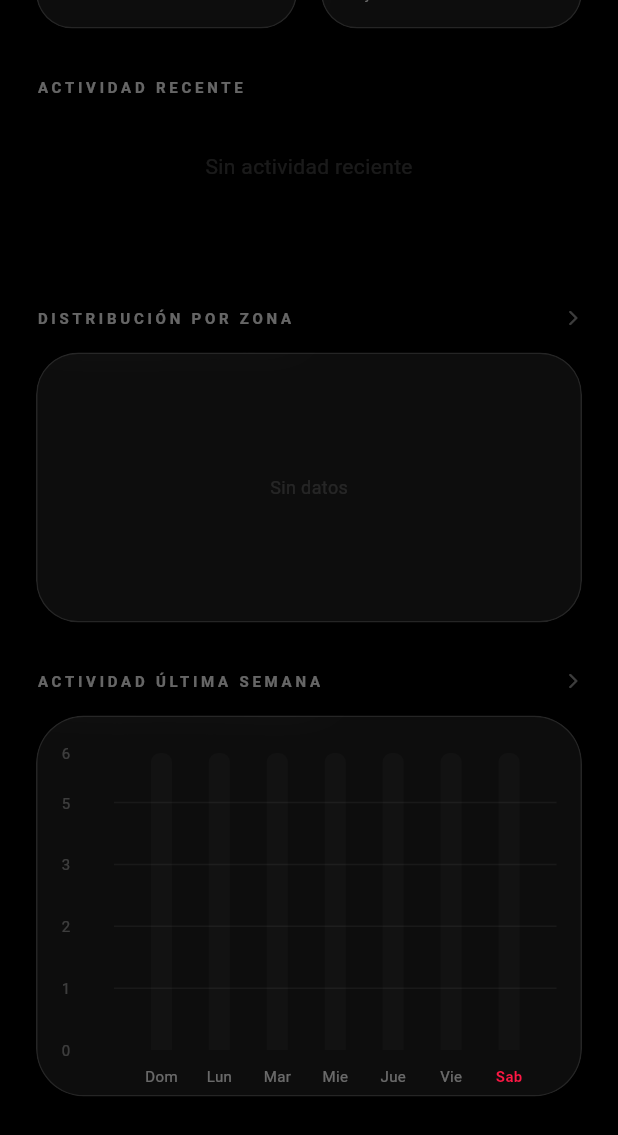
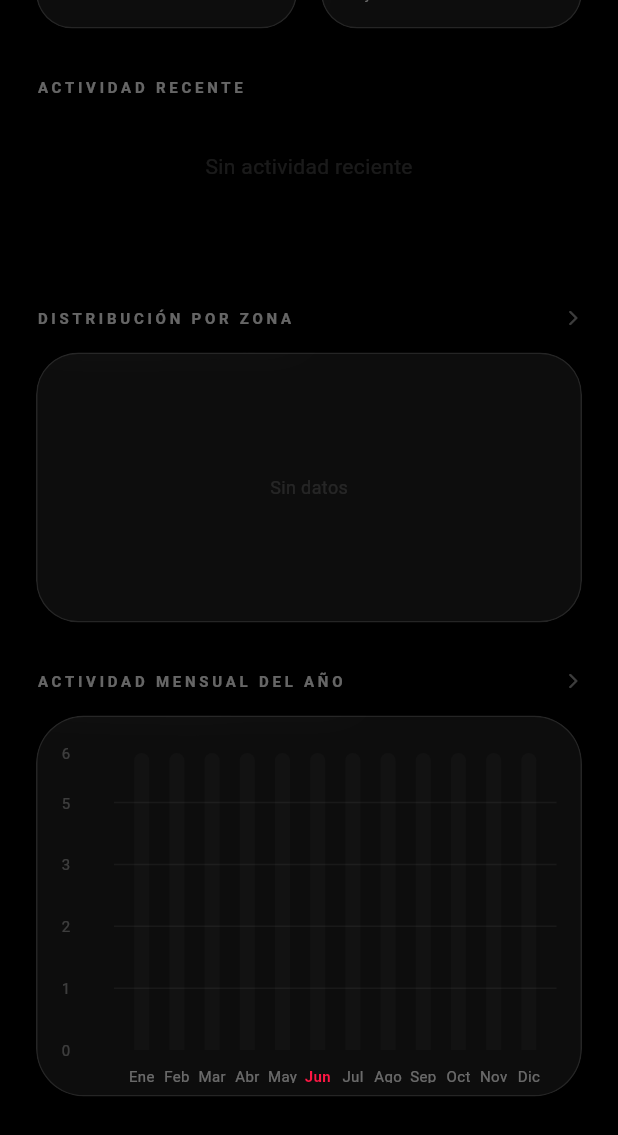
Before and after one commit to 2angeld1/MPOLOG, a Flutter app: the HomePage screen opened directly, scrolled down 404 dp, on a phone screen of 412 x 824 dp. Shown: the top 1135 px of the screen. Run offline on Flutter 3.47's test engine with Material 3 defaults, Android fonts, the phone set to English and light mode, and no system bars; drawn by our look-alikes of fl_chart; our stand-ins replace csv, file_picker, flutter_dotenv, flutter_slidable, google_maps_flutter, image_picker and 3 more; missing offline and left inert: dart:html, excel; accounts and stored records are empty; network calls fail.

Commit message:
feat: implement activity visualization dashboard with bar charts and detailed activity lists

```diff
--- a/mpolog_flutter/lib/ui/home_page.dart
+++ b/mpolog_flutter/lib/ui/home_page.dart
@@ -147,7 +147,7 @@ class _HomePageState extends State<HomePage> {
 
                     Column(
                       children: [
-                        const SectionHeader(title: 'ACTIVIDAD ÚLTIMA SEMANA', showArrow: true),
+                        const SectionHeader(title: 'ACTIVIDAD MENSUAL DEL AÑO', showArrow: true),
                         ActivityBarChart(
                           conteos: filteredConteos,
                           selectedType: _selectedType
--- a/mpolog_flutter/lib/widgets/charts/activity_bar_chart.dart
+++ b/mpolog_flutter/lib/widgets/charts/activity_bar_chart.dart
@@ -17,17 +17,13 @@ class ActivityBarChart extends StatelessWidget {
   @override
   Widget build(BuildContext context) {
     final now = DateTime.now();
-    final List<int> counts = List.filled(7, 0);
-    final List<String> weekdays = ['Lun', 'Mar', 'Mie', 'Jue', 'Vie', 'Sab', 'Dom'];
-    final List<String> currentWeekLabels = [];
+    final List<int> counts = List.filled(12, 0);
+    final List<String> monthLabels = ['Ene', 'Feb', 'Mar', 'Abr', 'May', 'Jun', 'Jul', 'Ago', 'Sep', 'Oct', 'Nov', 'Dic'];
 
-    for (var i = 0; i < 7; i++) {
-        final date = now.subtract(Duration(days: 6 - i));
-        currentWeekLabels.add(weekdays[date.weekday - 1]);
-
+    for (var i = 0; i < 12; i++) {
         counts[i] = conteos.where((c) {
             final d = c.fecha;
-            return d.day == date.day && d.month == date.month && d.year == date.year
+            return d.month == (i + 1) && d.year == now.year
                 && c.tipo.toLowerCase() == selectedType.toLowerCase();
         }).fold(0, (sum, c) => sum + c.cantidad);
     }
@@ -71,15 +67,15 @@ class ActivityBarChart extends StatelessWidget {
                 sideTitles: SideTitles(
                   showTitles: true,
                   getTitlesWidget: (value, meta) {
-                    if (value.toInt() >= 0 && value.toInt() < currentWeekLabels.length) {
+                    if (value.toInt() >= 0 && value.toInt() < 12) {
                       return Padding(
                         padding: const EdgeInsets.only(top: 10),
                         child: Text(
-                          currentWeekLabels[value.toInt()],
+                          monthLabels[value.toInt()],
                           style: TextStyle(
-                            color: value.toInt() == 6 ? AppColors.primary : Colors.white38,
+                            color: value.toInt() == now.month - 1 ? AppColors.primary : Colors.white38,
                             fontSize: 10,
-                            fontWeight: value.toInt() == 6 ? FontWeight.bold : FontWeight.normal,
+                            fontWeight: value.toInt() == now.month - 1 ? FontWeight.bold : FontWeight.normal,
                           ),
                         ),
                       );
@@ -90,7 +86,7 @@ class ActivityBarChart extends StatelessWidget {
               ),
             ),
             borderData: FlBorderData(show: false),
-            barGroups: List.generate(7, (i) => BarChartGroupData(
+            barGroups: List.generate(12, (i) => BarChartGroupData(
               x: i,
               barRods: [
                 BarChartRodData(
@@ -103,7 +99,7 @@ class ActivityBarChart extends StatelessWidget {
                     begin: Alignment.bottomCenter,
                     end: Alignment.topCenter,
                   ),
-                  width: 14,
+                  width: 10,
                   borderRadius: const BorderRadius.vertical(top: Radius.circular(6)),
                   backDrawRodData: BackgroundBarChartRodData(
                     show: true,
--- a/mpolog_flutter/lib/widgets/items/recent_activity_item.dart
+++ b/mpolog_flutter/lib/widgets/items/recent_activity_item.dart
@@ -2,6 +2,7 @@ import 'package:flutter/material.dart';
 import '../glass_container.dart';
 import '../../styles/app_colors.dart';
 import 'package:mpolog_flutter/models/conteo_model.dart';
+import '../modals/conteo_form_modal.dart';
 
 class RecentActivityItem extends StatelessWidget {
   final ConteoModel conteo;
@@ -19,6 +20,8 @@ class RecentActivityItem extends StatelessWidget {
 
     return Padding(
       padding: const EdgeInsets.only(bottom: 12),
+      child: GestureDetector(
+        onTap: () => showConteoFormModal(context, initialConteo: conteo),
         child: GlassContainer(
           padding: const EdgeInsets.all(16),
           borderRadius: 20,
@@ -56,7 +59,10 @@ class RecentActivityItem extends StatelessWidget {
                 '+${conteo.cantidad}',
                 style: const TextStyle(fontWeight: FontWeight.bold, color: AppColors.primary)
               ),
+              const SizedBox(width: 8),
+              const Icon(Icons.edit_rounded, color: Colors.white38, size: 14),
             ],
+          ),
         ),
       ),
     );
--- a/mpolog_flutter/lib/widgets/sections/recent_activity_section.dart
+++ b/mpolog_flutter/lib/widgets/sections/recent_activity_section.dart
@@ -12,7 +12,7 @@ class RecentActivitySection extends StatelessWidget {
 
   @override
   Widget build(BuildContext context) {
-    final recent = conteos.take(5).toList();
+    final recent = conteos.take(20).toList();
     if (recent.isEmpty) {
       return const Center(
         child: Padding(
@@ -22,8 +22,36 @@ class RecentActivitySection extends StatelessWidget {
       );
     }
 
+    final Map<String, List<ConteoModel>> groupedConteos = {};
+    for (var c in recent) {
+      if (!groupedConteos.containsKey(c.area)) {
+        groupedConteos[c.area] = [];
+      }
+      groupedConteos[c.area]!.add(c);
+    }
+
     return Column(
-      children: recent.map((c) => RecentActivityItem(conteo: c)).toList(),
+      crossAxisAlignment: CrossAxisAlignment.start,
+      children: groupedConteos.entries.map((entry) {
+        return Column(
+          crossAxisAlignment: CrossAxisAlignment.start,
+          children: [
+            Padding(
+              padding: const EdgeInsets.only(left: 8, bottom: 12, top: 8),
+              child: Text(
+                entry.key.toUpperCase(),
+                style: const TextStyle(
+                  color: Colors.white54,
+                  fontSize: 11,
+                  fontWeight: FontWeight.bold,
+                  letterSpacing: 1.2,
+                ),
+              ),
+            ),
+            ...entry.value.map((c) => RecentActivityItem(conteo: c)),
+          ],
+        );
+      }).toList(),
     );
   }
 }
```
Lines whose indentation alone changed are shown as unchanged.
